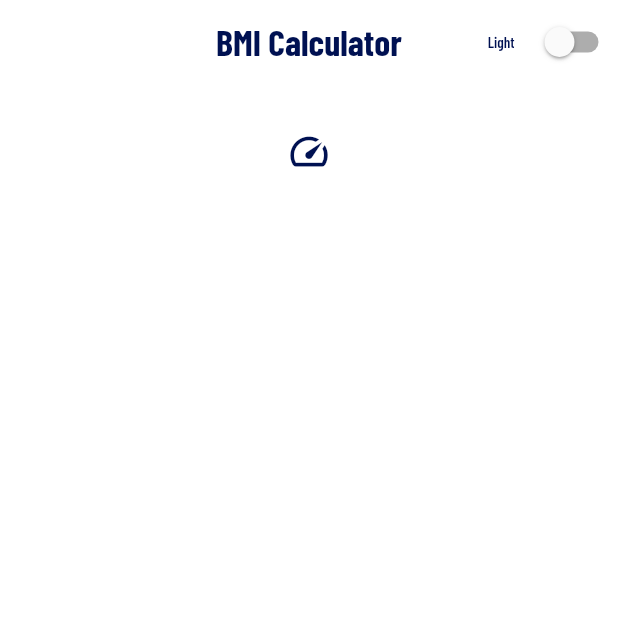
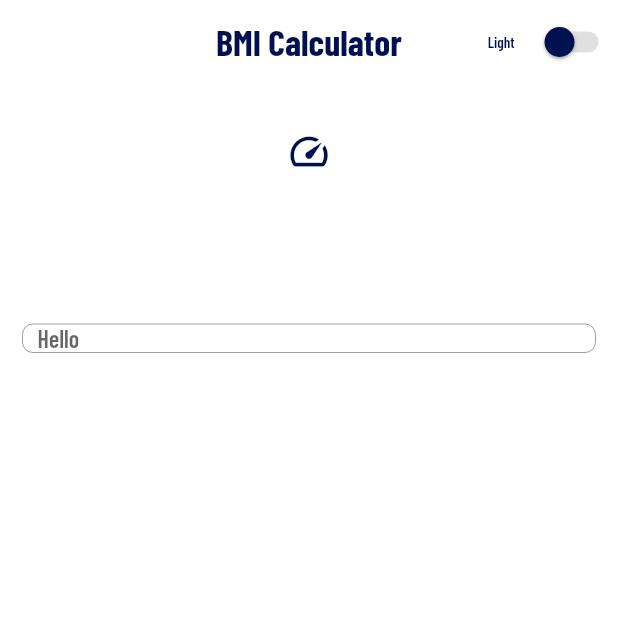
Before and after one commit to Neloy-SWE/BMI-Calculator, a Flutter app: the screen it shows after launch, on a phone screen of 412 x 824 dp, the top half of it. Run offline on Flutter 3.47's test engine with Material 2 defaults, Android fonts, the phone set to English and light mode, and no system bars.

Commit message:
more customization added in theme

```diff
--- a/lib/components/my_theme.dart
+++ b/lib/components/my_theme.dart
@@ -37,8 +37,7 @@ class MyTheme {
         fontFamily: MyTexts.regular,
         color: Colors.white,
       ),
-
-      bodyText2:  TextStyle(
+      bodyText2: TextStyle(
         fontSize: 10,
         fontFamily: MyTexts.regular,
         color: Colors.white,
@@ -49,6 +48,11 @@ class MyTheme {
     iconTheme: const IconThemeData(
       color: Colors.white,
       size: 100,
+    ),
+
+    switchTheme: SwitchThemeData(
+      thumbColor: MaterialStateProperty.all(Colors.white),
+      trackColor: MaterialStateProperty.all(MyColors.toggleBack),
     ),
   );
 
@@ -62,7 +66,6 @@ class MyTheme {
         statusBarColor: Colors.white,
         statusBarIconBrightness: Brightness.dark,
       ),
-
       color: Colors.white,
       elevation: 0,
       centerTitle: true,
@@ -85,7 +88,7 @@ class MyTheme {
         fontFamily: MyTexts.regular,
         color: MyColors.primaryColor,
       ),
-      bodyText2:  TextStyle(
+      bodyText2: TextStyle(
         fontSize: 10,
         fontFamily: MyTexts.regular,
         color: MyColors.primaryColor,
@@ -97,17 +100,40 @@ class MyTheme {
       color: MyColors.primaryColor,
       size: 100,
     ),
+
+    switchTheme: SwitchThemeData(
+      thumbColor: MaterialStateProperty.all(MyColors.primaryColor),
+      trackColor: MaterialStateProperty.all(Colors.black12),
+    ),
+
+    inputDecorationTheme: InputDecorationTheme(
+     // alignLabelWithHint: true,
+      isCollapsed: true,
+      contentPadding: EdgeInsets.only(left: 10),
+      border: OutlineInputBorder(
+        borderRadius: BorderRadius.all(
+          Radius.circular(7),
+        ),
+        borderSide: BorderSide(width: 0.5, color: MyColors.primaryBack),
+      ),
+
+      focusedBorder:  OutlineInputBorder(
+        borderRadius: BorderRadius.all(
+          Radius.circular(7),
+        ),
+        borderSide: BorderSide(width: 1, color: MyColors.primaryColor),
+      ),
+    ),
   );
 }
 
-class ThemeProvider extends ChangeNotifier{
+class ThemeProvider extends ChangeNotifier {
   ThemeMode themeMode = ThemeMode.system;
 
   bool get isDarkMode => themeMode == ThemeMode.dark;
 
-  void toggleTheme(bool isOn){
-    themeMode = isOn? ThemeMode.dark: ThemeMode.light;
+  void toggleTheme(bool isOn) {
+    themeMode = isOn ? ThemeMode.dark : ThemeMode.light;
     notifyListeners();
   }
-
 }
--- a/lib/screens/home_page.dart
+++ b/lib/screens/home_page.dart
@@ -1,4 +1,5 @@
 import 'package:bmi_calculator/components/custom_toggle_button.dart';
+import 'package:bmi_calculator/utils/colors.dart';
 import 'package:bmi_calculator/utils/texts.dart';
 import 'package:flutter/material.dart';
 
@@ -37,6 +38,19 @@ class _HomePageState extends State<HomePage> {
             Icons.speed_outlined,
             size: 30,
           ),
+
+          const SizedBox(height: 100),
+
+          SizedBox(
+            height: 45,
+            child: TextField(
+              style: Theme.of(context).textTheme.bodyText1,
+              cursorColor: MyColors.primaryColor,
+              decoration: InputDecoration(
+                hintText: "Hello"
+              ),
+            ),
+          ),
         ],
       ),
     );
--- a/lib/utils/colors.dart
+++ b/lib/utils/colors.dart
@@ -1,5 +1,7 @@
 import 'package:flutter/material.dart';
 
-class MyColors{
-static const Color primaryColor = Color.fromRGBO(0, 17, 82, 1.0);
+class MyColors {
+  static const Color primaryColor = Color.fromRGBO(0, 17, 82, 1.0);
+  static const Color primaryBack = Color.fromRGBO(0, 17, 82, 0.35);
+  static const Color toggleBack = Color.fromRGBO(255, 255, 255, 0.35);
 }
```
